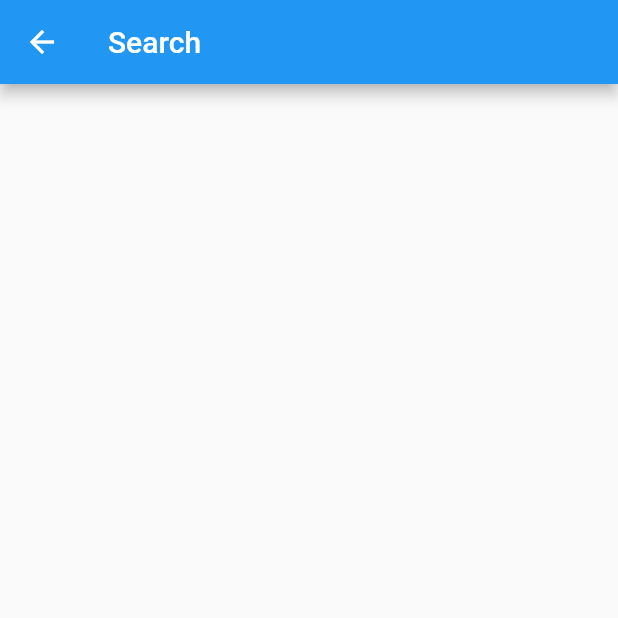
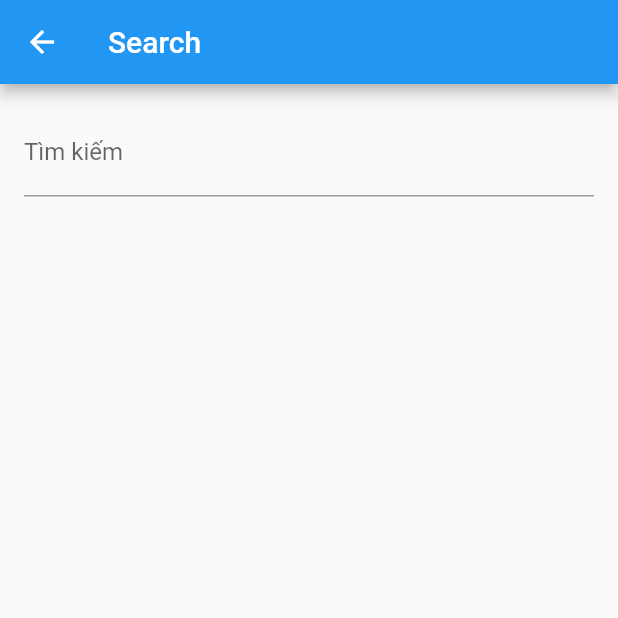
Before and after one commit to Tris1702/emhuy_repo, a Flutter app: the SearchPage screen opened directly, on a phone screen of 412 x 824 dp, the top half of it. Run offline on Flutter 3.47's test engine with Material 2 defaults, Android fonts, the phone set to English and light mode, and no system bars; our stand-ins replace salomon_bottom_bar; missing offline and left inert: iconify_flutter, logging_to_logcat.

Commit message:
push search.dart first time

```diff
--- a/lib/screens/search.dart
+++ b/lib/screens/search.dart
@@ -8,11 +8,56 @@ class SearchPage extends StatefulWidget {
 }
 
 class _SearchPageState extends State<SearchPage> {
+  List<String> allItems = [
+    'Di tích 1',
+    'Di tích 2',
+    'Di tích 3',
+    'Di tích 4',
+    'Di tích 5',
+  ];
+
+  List<String> searchResults = [];
+
   @override
   Widget build(BuildContext context) {
     return Scaffold(
-        appBar: AppBar(
-      title: Text(SearchPage.title),
-    ));
+      appBar: AppBar(
+        title: Text(SearchPage.title),
+      ),
+      body: Column(
+        children: <Widget>[
+          Padding(
+            padding: const EdgeInsets.all(16.0),
+            child: TextField(
+              onChanged: (query) {
+                onSearchTextChanged(query);
+              },
+              decoration: InputDecoration(
+                labelText: 'Tìm kiếm',
+              ),
+            ),
+          ),
+          Expanded(
+            child: ListView.builder(
+              itemCount: searchResults.length,
+              itemBuilder: (context, index) {
+                return ListTile(
+                  title: Text(searchResults[index],
+                  ),
+                );
+              },
+            ),
+          ),
+        ],
+      ),
+    );
+  }
+
+  void onSearchTextChanged(String query) {
+    setState(() {
+      searchResults = allItems
+          .where((item) => item.toLowerCase().contains(query.toLowerCase()))
+          .toList();
+    });
   }
 }
```
Also changed, not shown: pubspec.lock.
